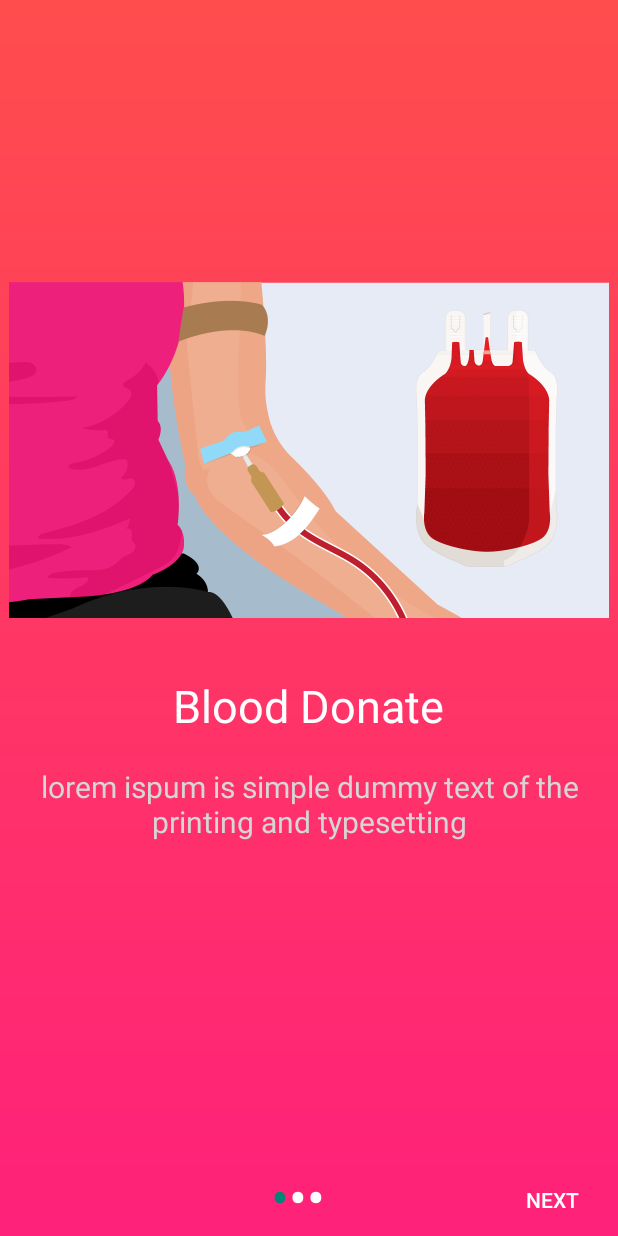
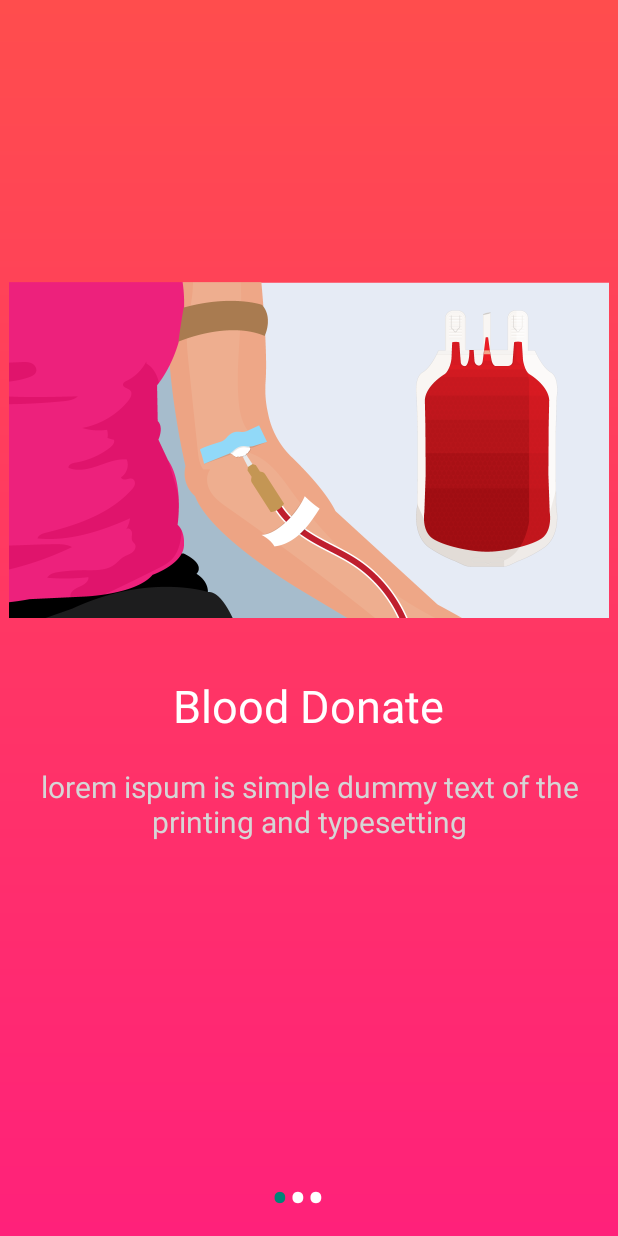
Before and after one commit to AminullahTajMuhammad/BloodDonate2, an Android app: the screen it shows after launch (Stepper), on a phone screen of 412 x 824 dp. Run offline under Robolectric (Android 15) with nearby library versions, the phone set to English and light mode, and no system bars.

Commit message:
Complete Steppers Task now working on ui and Architecture

```diff
--- a/app/src/main/res/layout/activity_stepper.xml
+++ b/app/src/main/res/layout/activity_stepper.xml
@@ -37,7 +37,7 @@
         android:background="@android:color/transparent"
         android:text="Back"
         android:textColor="#fff"
-        android:visibility="invisible" />
+        android:visibility="gone" />
 
     <Button
         android:id="@+id/btnNext"
@@ -46,6 +46,7 @@
         android:layout_alignParentEnd="true"
         android:layout_alignParentRight="true"
         android:layout_alignParentBottom="true"
+        android:visibility="invisible"
         android:layout_marginEnd="0dp"
         android:layout_marginRight="0dp"
         android:layout_marginBottom="0dp"
```
Also changed, not shown: app/src/main/java/blooddonate/com/blooddonate/screens/Stepper.java (+10 -29 lines).
